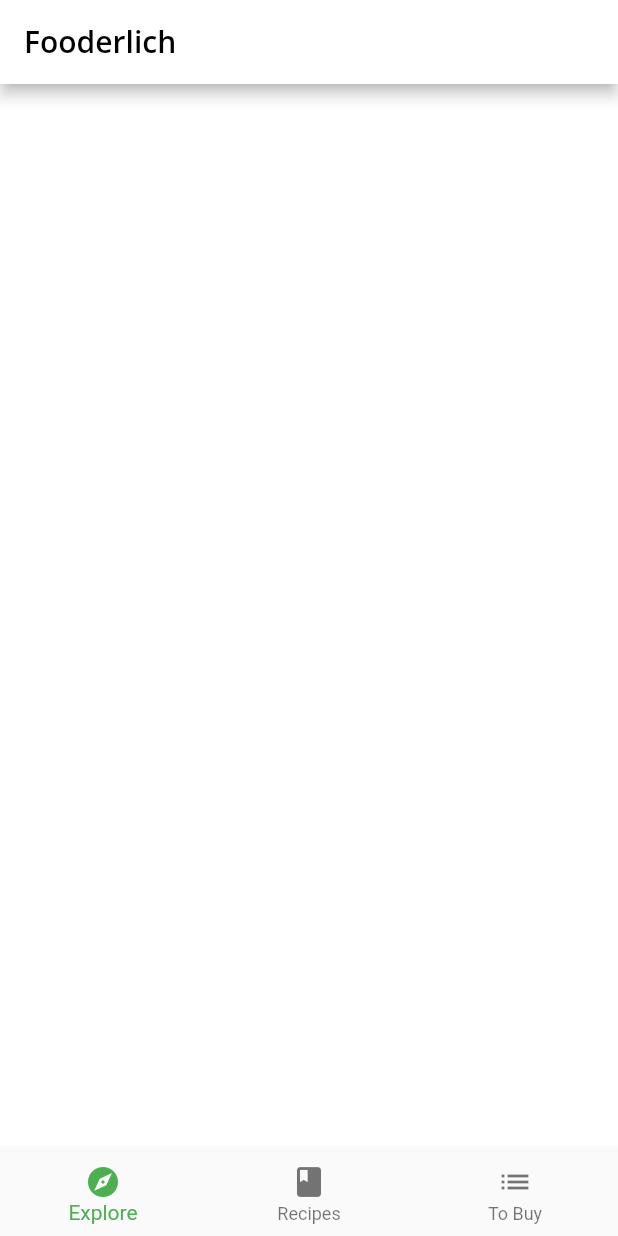
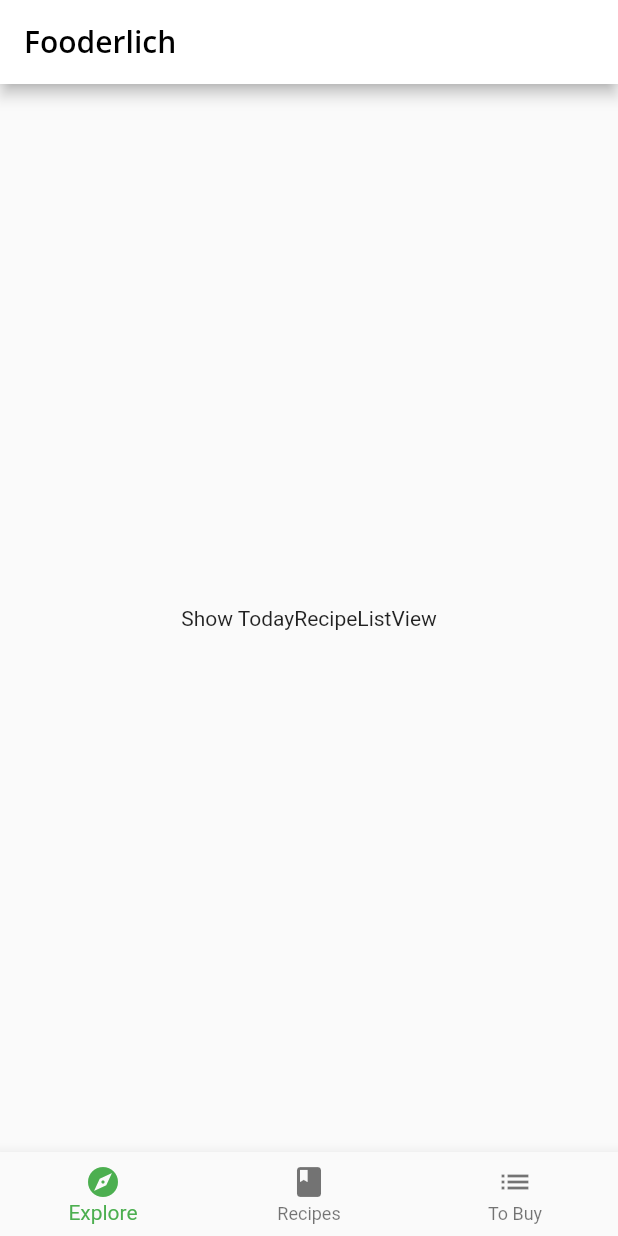
Before and after one commit to luqmanrasat/learning-flutter, a Flutter app: the screen it shows after launch, on a phone screen of 412 x 824 dp. Run offline on Flutter 3.47's test engine with Material 2 defaults, Android fonts, the phone set to English and light mode, and no system bars; our stand-ins replace google_fonts; project files that could hold a hidden picture were left out.

Commit message:
Create explore screen & get data

```diff
--- a/fooderlich/lib/home.dart
+++ b/fooderlich/lib/home.dart
@@ -1,4 +1,5 @@
 import 'package:flutter/material.dart';
+import 'package:fooderlich/screens/explore_screen.dart';
 
 class Home extends StatefulWidget {
   const Home({Key? key}) : super(key: key);
@@ -11,8 +12,7 @@ class _HomeState extends State<Home> {
   int _selectedIndex = 0;
 
   static List<Widget> pages = <Widget>[
-    // TODO: Replace with ExploreScreen
-    Container(color: Colors.white),
+    ExploreScreen(),
     // TODO: Replace with RecipesScreen
     Container(color: Colors.green),
     Container(color: Colors.blue),
--- /dev/null
+++ b/fooderlich/lib/screens/explore_screen.dart
@@ -0,0 +1,34 @@
+import 'package:flutter/material.dart';
+
+import '../components/components.dart';
+import '../models/models.dart';
+import '../api/mock_fooderlich_service.dart';
+
+class ExploreScreen extends StatelessWidget {
+  final mockService = MockFooderlichService();
+
+  ExploreScreen({Key? key}) : super(key: key);
+
+  @override
+  Widget build(BuildContext context) {
+    return FutureBuilder(
+      future: mockService.getExploreData(),
+      builder: (context, AsyncSnapshot<ExploreData> snapshot) {
+        // TODO Add Nested List Views
+        if (snapshot.connectionState == ConnectionState.done) {
+          final recipes = snapshot.data?.todayRecipes ?? [];
+          // TODO: Replace this with TodayRecipeListView
+          return Center(
+            child: Container(
+              child: const Text('Show TodayRecipeListView'),
+            ),
+          );
+        } else {
+          return const Center(
+            child: CircularProgressIndicator(),
+          );
+        }
+      },
+    );
+  }
+}
```
